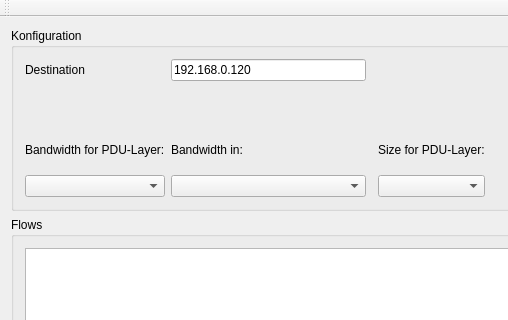
The window that mainwindow.ui (tibob/wanperf) describes before a commit, drawn with Qt 5; both pictures show x 0 to 508 and y 0 to 320 of the 1056 by 744 pixel window.
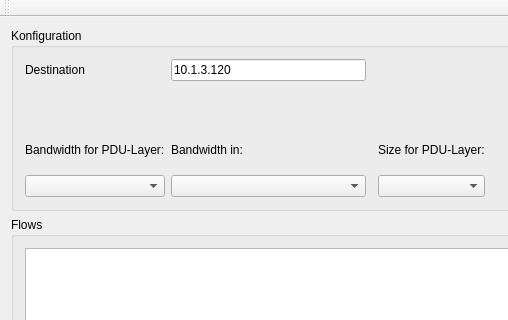
The same window after the commit.

```diff
--- a/mainwindow.ui
+++ b/mainwindow.ui
@@ -24,7 +24,7 @@
        <item row="0" column="2">
         <widget class="QLineEdit" name="destinationHost">
          <property name="text">
-          <string>192.168.0.120</string>
+          <string>10.1.3.120</string>
          </property>
         </widget>
        </item>
```
